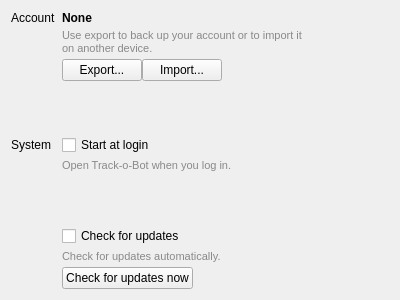
This is src/SettingsWidget.ui in stevschmid/track-o-bot as Qt 5 draws it before an edit. The edited form follows.
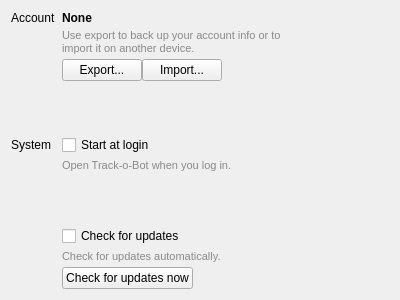
This is the edited form.

Commit message: Clarify export label

Patch:
```diff
--- a/src/SettingsWidget.ui
+++ b/src/SettingsWidget.ui
@@ -53,7 +53,7 @@
      <item row="1" column="1">
       <widget class="QLabel" name="importExportDescription">
        <property name="text">
-        <string>Use export to back up your account or to import it on another device.</string>
+        <string>Use export to back up your account info or to import it on another device.</string>
        </property>
        <property name="wordWrap">
         <bool>true</bool>
```
